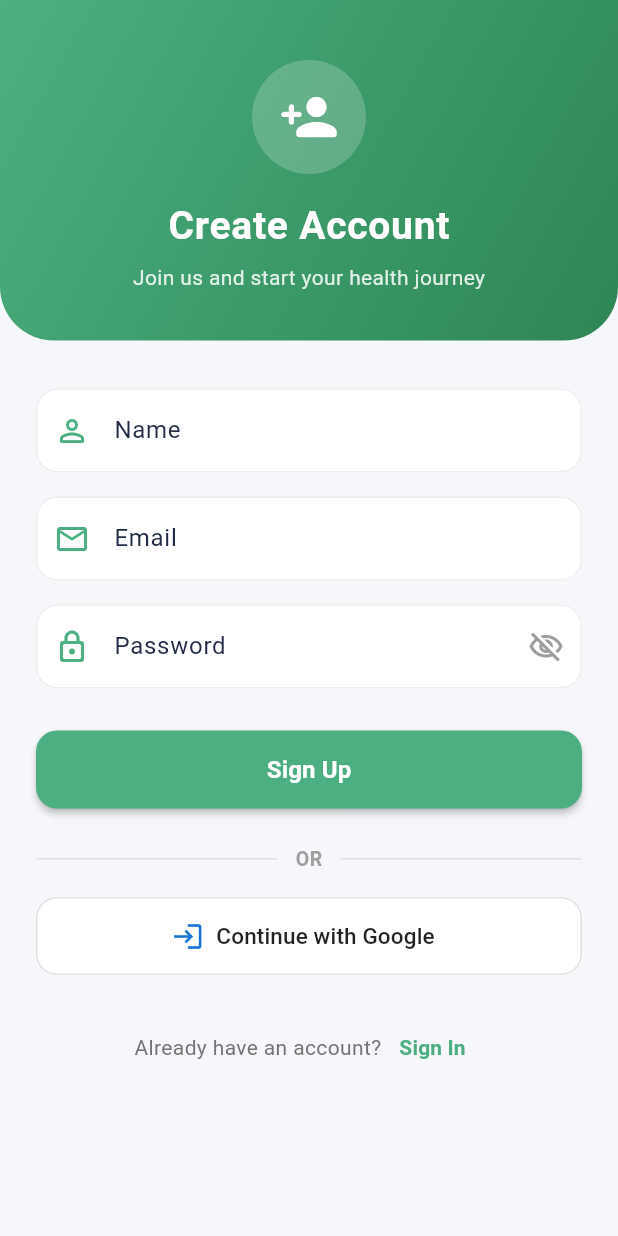
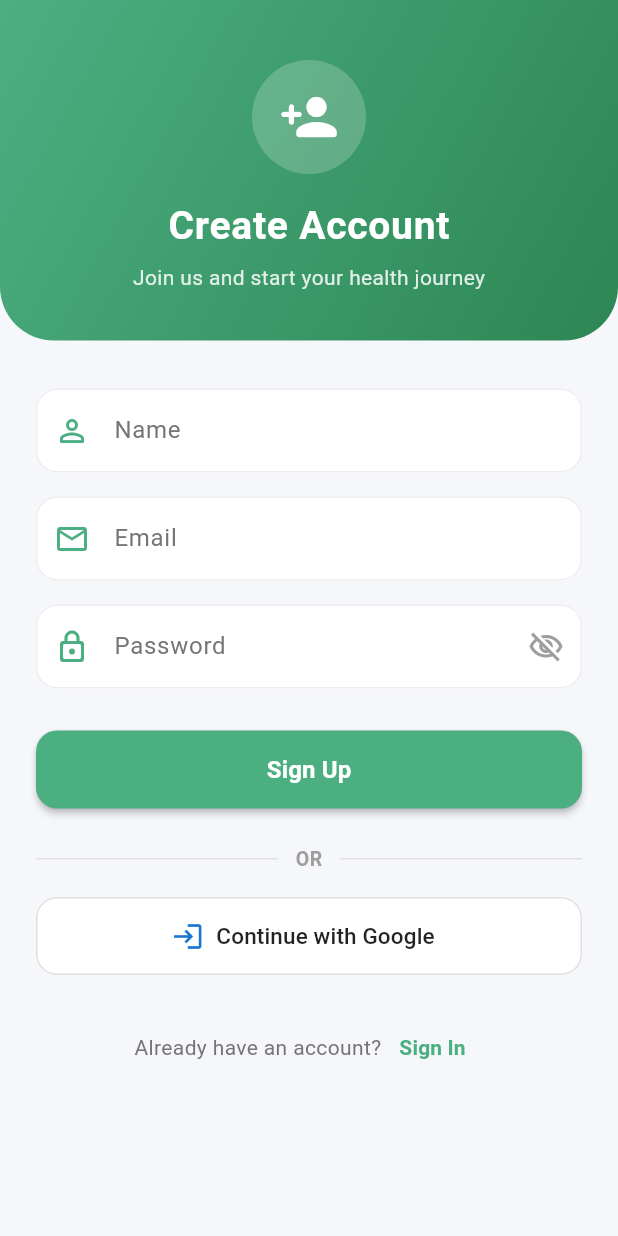
Before and after one commit to tibyishaka/Mobile-health-tip-app, a Flutter app: the SignupScreen screen opened by its route, on a phone screen of 412 x 824 dp. Run offline on Flutter 3.47's test engine with Material 3 defaults, Android fonts, the phone set to English and light mode, and no system bars; our stand-ins replace cloud_firestore, firebase_auth, firebase_core, flutter_local_notifications, google_sign_in, share_plus and 1 more; accounts and stored records are empty; network calls fail.

Commit message:
fix(signup): fix invisible text on name, email and password fields
Added explicit text color (black87), labelStyle (grey) and
floatingLabelStyle (green) to all three fields so labels and
typed text are clearly visible regardless of the app theme.

```diff
--- a/health_tip_app/lib/screens/signup_screen.dart
+++ b/health_tip_app/lib/screens/signup_screen.dart
@@ -236,8 +236,13 @@ class _SignupScreenState extends State<SignupScreen> {
                       // Name
                       TextFormField(
                         controller: _nameController,
+                        style: const TextStyle(color: Colors.black87),
                         decoration: InputDecoration(
                           labelText: l.name,
+                          labelStyle:
+                              TextStyle(color: Colors.grey.shade600),
+                          floatingLabelStyle:
+                              const TextStyle(color: green),
                           prefixIcon: const Icon(
                             Icons.person_outline_rounded,
                             color: green,
@@ -275,8 +280,13 @@ class _SignupScreenState extends State<SignupScreen> {
                       TextFormField(
                         controller: _emailController,
                         keyboardType: TextInputType.emailAddress,
+                        style: const TextStyle(color: Colors.black87),
                         decoration: InputDecoration(
                           labelText: l.email,
+                          labelStyle:
+                              TextStyle(color: Colors.grey.shade600),
+                          floatingLabelStyle:
+                              const TextStyle(color: green),
                           prefixIcon: const Icon(
                             Icons.email_outlined,
                             color: green,
@@ -314,8 +324,13 @@ class _SignupScreenState extends State<SignupScreen> {
                       TextFormField(
                         controller: _passwordController,
                         obscureText: _obscurePassword,
+                        style: const TextStyle(color: Colors.black87),
                         decoration: InputDecoration(
                           labelText: l.password,
+                          labelStyle:
+                              TextStyle(color: Colors.grey.shade600),
+                          floatingLabelStyle:
+                              const TextStyle(color: green),
                           prefixIcon: const Icon(
                             Icons.lock_outline_rounded,
                             color: green,
```
